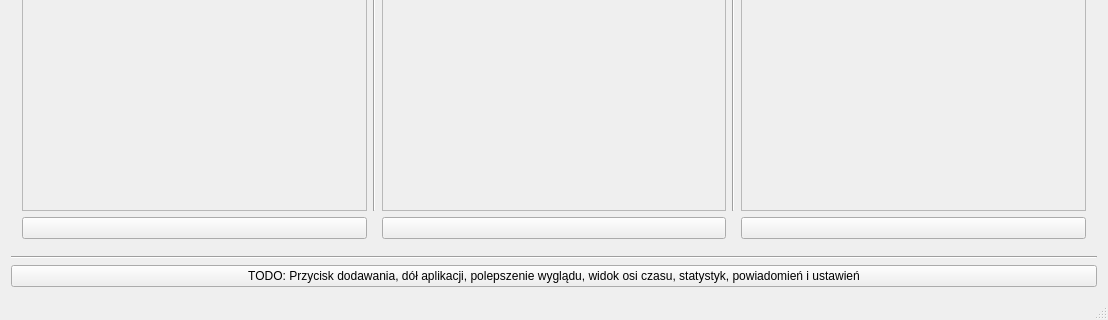
Before: the Qt Designer form mainwindow.ui in VEndymionV/Personal-Kanban, drawn with Qt 5; both pictures show x 0 to 1108 and y 341 to 661 of the 1108 by 661 pixel window.
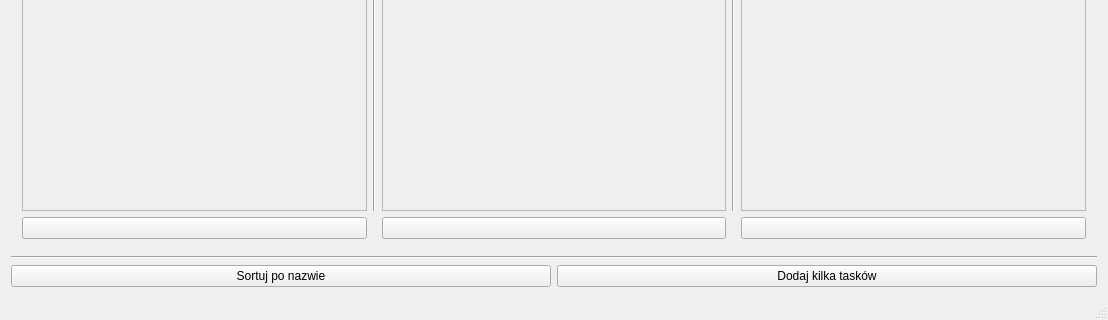
After: the same form once the commit is applied. Icons and pictures are not drawn.

Commit message: - Sortowanie po nazwie działa, - dodano opcję dodawania 10 tasków naraz - do testów, - dodano przycisk sortowania - do testów.

```diff
--- a/mainwindow.ui
+++ b/mainwindow.ui
@@ -618,11 +618,22 @@
      </widget>
     </item>
     <item>
+     <layout class="QHBoxLayout" name="horizontalLayout_2">
+      <item>
      <widget class="QPushButton" name="pBtn_TODO">
       <property name="text">
-       <string>TODO: Przycisk dodawania, dół aplikacji, polepszenie wyglądu, widok osi czasu, statystyk, powiadomień i ustawień</string>
-      </property>
-     </widget>
+         <string>Sortuj po nazwie</string>
+        </property>
+       </widget>
+      </item>
+      <item>
+       <widget class="QPushButton" name="pBtn_AddFew">
+        <property name="text">
+         <string>Dodaj kilka tasków</string>
+        </property>
+       </widget>
+      </item>
+     </layout>
     </item>
    </layout>
   </widget>
```
Left out of the diff: 6 changed lines with no effect on the pictures. Lines whose indentation alone changed are shown as unchanged. The commit also changes 4 other files.
